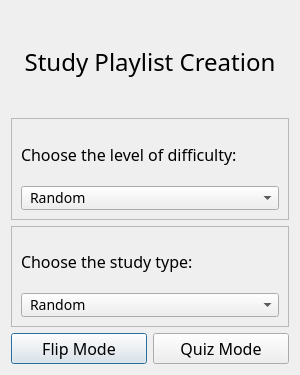
DelevoXDG/FlashcardMaster, file app/modules/ui/playlist_dialog.ui: the form before one commit.
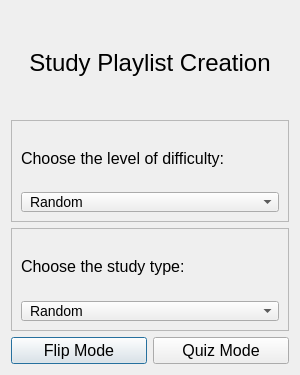
The form after the commit. Icons and pictures are not drawn.

Commit message: removed fonts

The edit to the form file:
```diff
--- a/app/modules/ui/playlist_dialog.ui
+++ b/app/modules/ui/playlist_dialog.ui
@@ -13,9 +13,6 @@
   <property name="windowTitle">
    <string>Study Playlist Creation</string>
   </property>
-  <property name="styleSheet">
-   <string notr="true">font-family: Noto Sans SC;</string>
-  </property>
   <layout class="QVBoxLayout" name="verticalLayout_4">
    <item>
     <layout class="QVBoxLayout" name="layout">
```
The commit also changes 4 other files.
